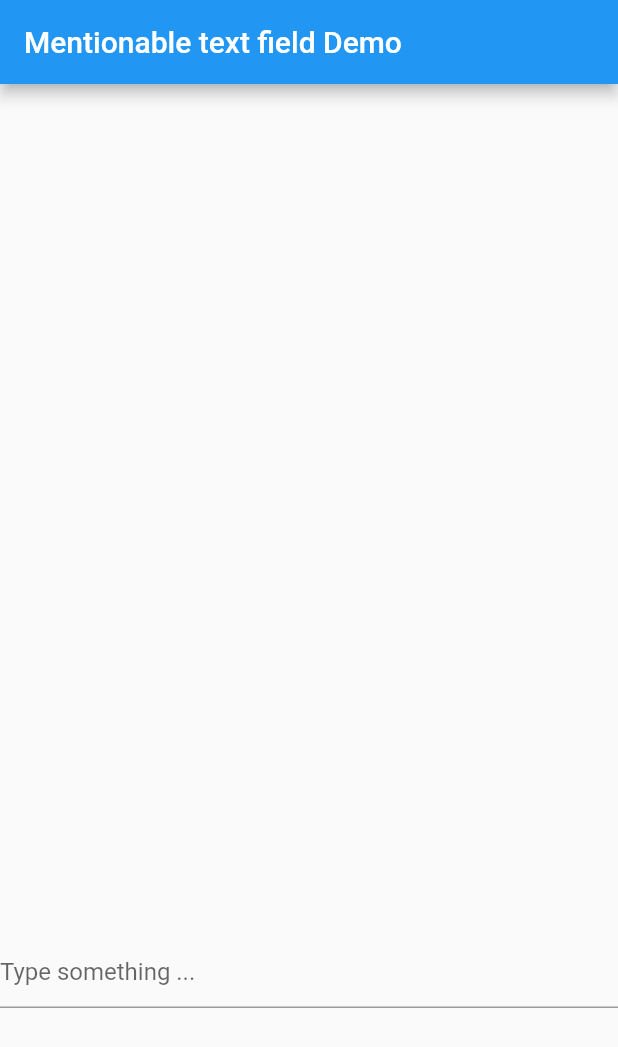
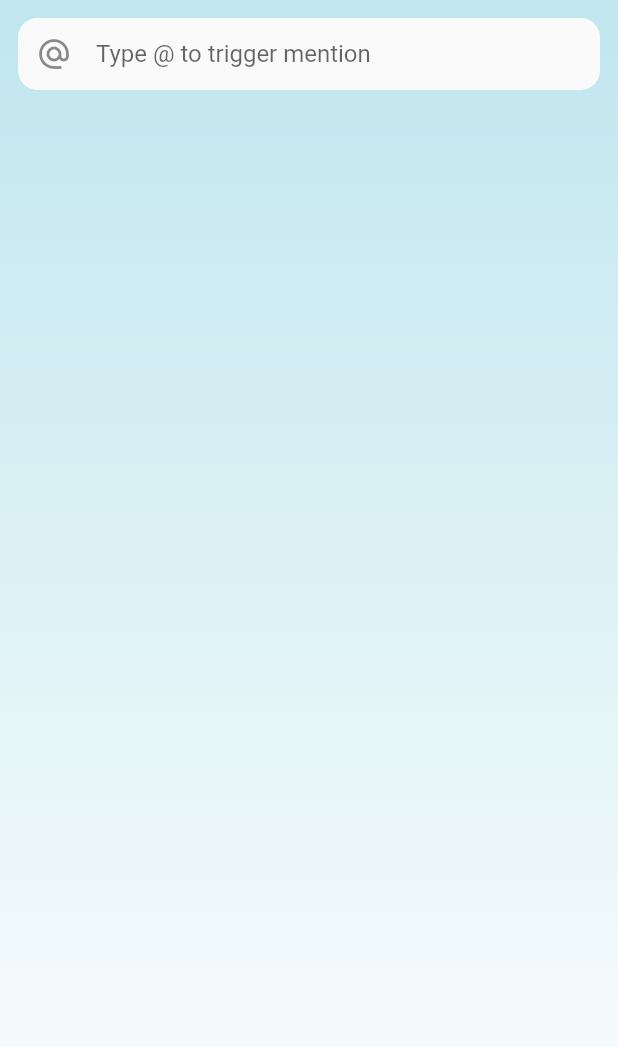
Before and after one commit to AlexisDeslandes/mentionable_text_field, a Flutter app: the screen it shows after launch, on a phone screen of 412 x 824 dp. Shown: the top 1047 px of the screen. Run offline on Flutter 3.47's test engine with Material 2 defaults, Android fonts, the phone set to English and light mode, and no system bars; our stand-ins replace rxdart.

Commit message:
Add animation to example

```diff
--- a/examples/mentionable_text_field_example/lib/main.dart
+++ b/examples/mentionable_text_field_example/lib/main.dart
@@ -1,5 +1,7 @@
+import 'package:flutter/foundation.dart';
 import 'package:flutter/material.dart';
 import 'package:mentionable_text_field/mentionable_text_field.dart';
+import 'package:rxdart/subjects.dart';
 
 void main() {
   runApp(const MyApp());
@@ -16,6 +18,23 @@ class MyUser extends Mentionable {
 
   @override
   String buildMention() => '<my-custom-tag>$mentionLabel</my-custom-tag>';
+
+  @override
+  bool operator ==(Object other) =>
+      identical(this, other) ||
+      other is MyUser &&
+          runtimeType == other.runtimeType &&
+          mentionLabel == other.mentionLabel;
+
+  @override
+  int get hashCode => mentionLabel.hashCode;
+}
+
+extension BouncyAnimation on Animation<double> {
+  Animation<double> driveBouncy() => drive(TweenSequence([
+        TweenSequenceItem(tween: Tween(begin: 0.0, end: 1.3), weight: 0.7),
+        TweenSequenceItem(tween: Tween(begin: 1.3, end: 1.0), weight: 0.3)
+      ]));
 }
 
 /// App widget that shows mentionable_text_field example implementation.
@@ -48,26 +67,42 @@ class MyHomePage extends StatefulWidget {
   State<MyHomePage> createState() => _MyHomePageState();
 }
 
-class _MyHomePageState extends State<MyHomePage> {
-  List<Mentionable> _mentionableUsers = [];
+class _MyHomePageState extends State<MyHomePage>
+    with SingleTickerProviderStateMixin {
+  final BehaviorSubject<List<Mentionable>> _mentionableStreamController =
+      BehaviorSubject.seeded([]);
+  late final AnimationController _animationController =
+      AnimationController(vsync: this);
   late void Function(Mentionable mentionable) _onSelectMention;
+
+  @override
+  void dispose() {
+    _mentionableStreamController.close();
+    _animationController.dispose();
+    super.dispose();
+  }
 
   @override
   Widget build(BuildContext context) {
     return Scaffold(
-      appBar: AppBar(
-        title: Text(widget.title),
+      body: DecoratedBox(
+        decoration: const BoxDecoration(
+          gradient: LinearGradient(
+            begin: Alignment.topCenter,
+            end: Alignment.bottomCenter,
+            colors: [Color(0xffC0E6EE), Colors.white],
           ),
-      body: SafeArea(
-        child: Stack(
-          children: [
-            Positioned(
-              bottom: 0,
-              width: MediaQuery.of(context).size.width,
-              height: 200,
+        ),
+        child: SafeArea(
+          child: Padding(
+            padding: const EdgeInsets.all(12),
             child: Column(
               children: [
-                  MentionableTextField(
+                Material(
+                  borderRadius: BorderRadius.circular(13),
+                  child: Padding(
+                    padding: const EdgeInsets.only(left: 12),
+                    child: MentionableTextField(
                       onControllerReady: (value) =>
                           _onSelectMention = value.pickMentionable,
                       maxLines: 1,
@@ -77,30 +112,78 @@ class _MyHomePageState extends State<MyHomePage> {
                         MyUser('Jeanne Aulas'),
                         MyUser('Alexandre Dumas')
                       ],
-                    onMentionablesChanged: (mentionableUsers) =>
-                        setState(() => _mentionableUsers = mentionableUsers),
-                    decoration:
-                        const InputDecoration(hintText: 'Type something ...'),
+                      onMentionablesChanged: (mentionables) {
+                        final previousValue =
+                            _mentionableStreamController.value;
+                        _mentionableStreamController.add(mentionables);
+                        if (!listEquals(previousValue, mentionables)) {
+                          _animationController
+                            ..duration = Duration(
+                                milliseconds: 250 * mentionables.length)
+                            ..reset()
+                            ..forward();
+                        }
+                      },
+                      decoration: const InputDecoration(
+                        icon: Icon(Icons.alternate_email),
+                        hintText: 'Type @ to trigger mention',
+                        border: InputBorder.none,
+                      ),
+                    ),
+                  ),
                 ),
                 Expanded(
-                    child: ListView.builder(
+                  child: Padding(
+                    padding: const EdgeInsets.only(top: 8),
+                    child: StreamBuilder<List<Mentionable>>(
+                        stream: _mentionableStreamController.stream,
+                        builder: (context, snapshot) {
+                          if (!snapshot.hasData) return const SizedBox();
+                          final mentionables = snapshot.data!;
+                          final length = mentionables.length;
+                          return ListView.separated(
                             itemBuilder: (context, index) {
-                        final mentionable = _mentionableUsers[index];
-                        return ListTile(
+                              final mentionable = mentionables[index];
+                              return ScaleTransition(
+                                scale: _animationController
+                                    .drive(
+                                      CurveTween(
+                                          curve: Interval(
+                                        index / length,
+                                        (index + 1) / length,
+                                        curve: Curves.easeIn,
+                                      )),
+                                    )
+                                    .driveBouncy(),
+                                child: Material(
+                                  borderRadius: BorderRadius.circular(13),
+                                  child: ListTile(
+                                    dense: true,
                                     leading: const Icon(Icons.person),
                                     title: Text(mentionable.mentionLabel),
                                     onTap: () => _onSelectMention(mentionable),
+                                    tileColor: Colors.white,
+                                    shape: RoundedRectangleBorder(
+                                        borderRadius:
+                                            BorderRadius.circular(13)),
+                                  ),
+                                ),
                               );
                             },
-                      itemCount: _mentionableUsers.length,
-                    ),
-                  )
-                ],
+                            itemCount: length,
+                            separatorBuilder: (BuildContext context,
+                                    int index) =>
+                                const Padding(
+                                    padding: EdgeInsets.symmetric(vertical: 4)),
+                          );
+                        }),
                   ),
                 )
               ],
             ),
           ),
+        ),
+      ),
     );
   }
 }
--- a/examples/mentionable_text_field_example/pubspec.yaml
+++ b/examples/mentionable_text_field_example/pubspec.yaml
@@ -12,6 +12,7 @@ dependencies:
     sdk: flutter
   mentionable_text_field:
     path: ../../
+  rxdart: ^0.27.5
 
 dev_dependencies:
   flutter_lints: ^2.0.1
```
Also changed, not shown: examples/mentionable_text_field_example/pubspec.lock. Lines whose indentation alone changed are shown as unchanged.
